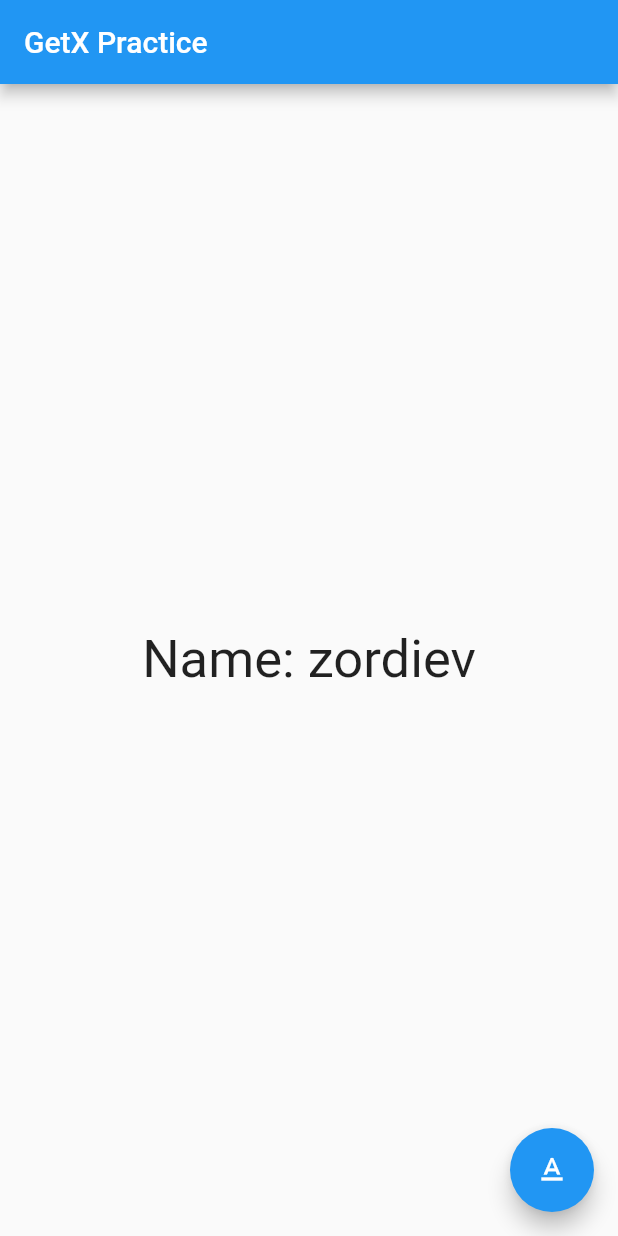
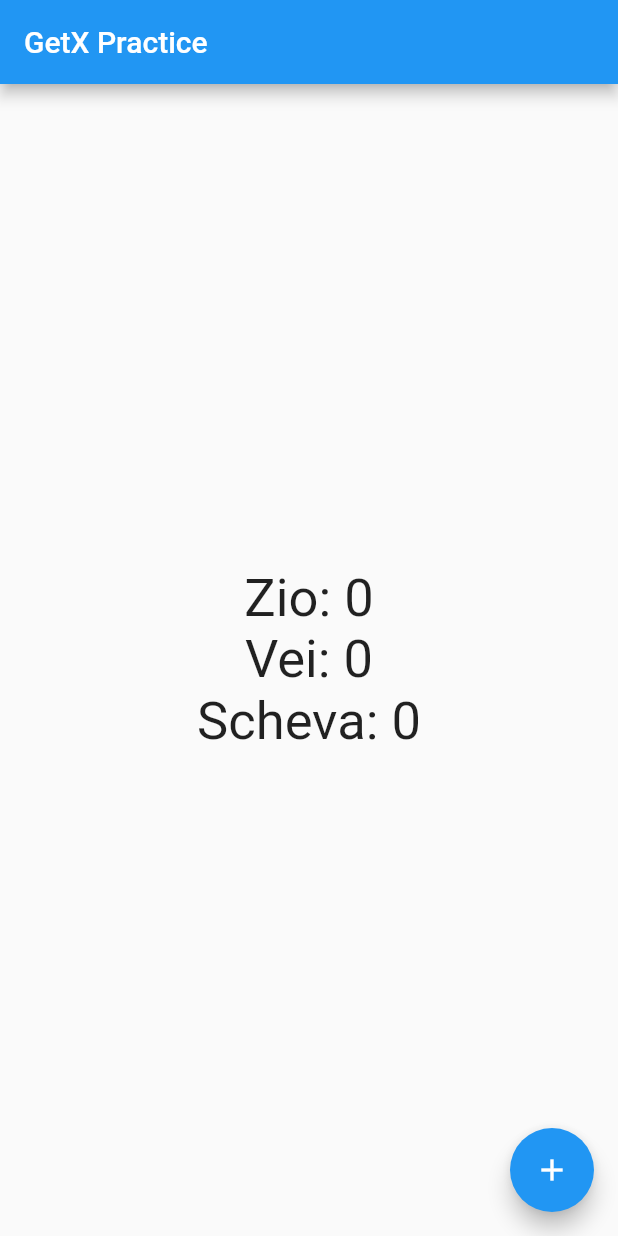
Before and after one commit to SchevaPratama/GetX-Learn, a Flutter app: the screen it shows after launch, on a phone screen of 412 x 824 dp. Run offline on Flutter 3.47's test engine with Material 2 defaults, Android fonts, the phone set to English and light mode, and no system bars; our stand-ins replace get.

Commit message:
Episode 74

```diff
--- /dev/null
+++ b/lib/Episode74/controller/personController.dart
@@ -0,0 +1,11 @@
+import 'package:get/get.dart';
+import 'package:getx_practice/Episode73/simple/model/person.dart';
+
+class PersonController extends GetxController {
+  var count = 0;
+
+  void increment() {
+    count++;
+    update(['Vei','Zio']);
+  }
+}
--- /dev/null
+++ b/lib/Episode74/homePage.dart
@@ -0,0 +1,67 @@
+import 'package:flutter/material.dart';
+import 'package:get/get.dart';
+import 'package:getx_practice/Episode74/controller/personController.dart';
+
+class HomePage extends StatelessWidget {
+  const HomePage({Key? key}) : super(key: key);
+
+  @override
+  Widget build(BuildContext context) {
+    return MaterialApp(
+      home: Scaffold(
+        appBar: AppBar(
+          title: Text('GetX Practice'),
+        ),
+        body: Center(
+          child: Column(
+            mainAxisAlignment: MainAxisAlignment.center,
+            children: [
+              GetBuilder<PersonController>(
+                id: 'Zio',
+                init: PersonController(),
+                builder: (controller) {
+                  return Text(
+                    'Zio: ${controller.count}',
+                    style: TextStyle(
+                      fontSize: 35,
+                    ),
+                  );
+                },
+              ),
+              GetBuilder<PersonController>(
+                id: 'Vei',
+                init: PersonController(),
+                builder: (controller) {
+                  return Text(
+                    'Vei: ${controller.count}',
+                    style: TextStyle(
+                      fontSize: 35,
+                    ),
+                  );
+                },
+              ),
+              GetBuilder<PersonController>(
+                id: 'Scheva',
+                init: PersonController(),
+                builder: (controller) {
+                  return Text(
+                    'Scheva: ${controller.count}',
+                    style: TextStyle(
+                      fontSize: 35,
+                    ),
+                  );
+                },
+              ),
+            ],
+          ),
+        ),
+        floatingActionButton: FloatingActionButton(
+          onPressed: () {
+            Get.find<PersonController>().increment();
+          },
+          child: Icon(Icons.add),
+        ),
+      ),
+    );
+  }
+}
--- /dev/null
+++ b/lib/Episode74/model/person.dart
@@ -0,0 +1,8 @@
+import 'package:flutter/material.dart';
+
+class Person {
+  var nama;
+  var umur;
+
+  Person({this.nama, this.umur});
+}
--- a/lib/main.dart
+++ b/lib/main.dart
@@ -1,6 +1,6 @@
 import 'package:flutter/material.dart';
 import 'package:get/get.dart';
-import 'package:getx_practice/Episode73/getx/homePage.dart';
+import 'package:getx_practice/Episode74/homePage.dart';
 
 void main() {
   runApp(const HomePage());
```
